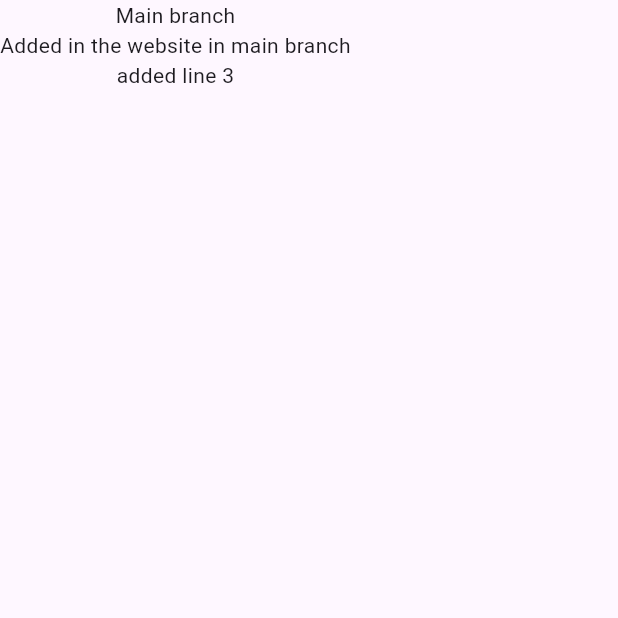
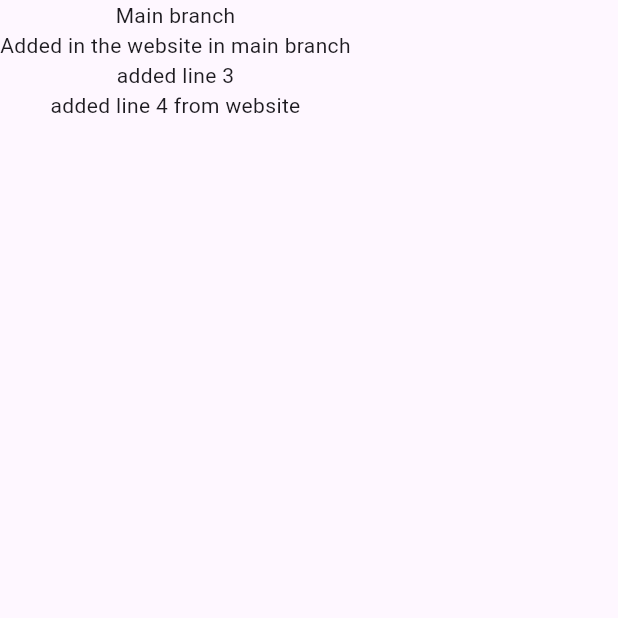
Before and after one commit to gaurav-excellis/github_test, a Flutter app: the screen it shows after launch, on a phone screen of 412 x 824 dp, the top half of it. Run offline on Flutter 3.47's test engine with Material 2 defaults, Android fonts, the phone set to English and light mode, and no system bars.

Commit message:
Update main.dart

```diff
--- a/lib/main.dart
+++ b/lib/main.dart
@@ -25,6 +25,7 @@ class MyApp extends StatelessWidget {
             "Added in the website in main branch",
           ),
           Text("added line 3"),
+          Text("added line 4 from website"),
         ]),
       ),
     );
```
